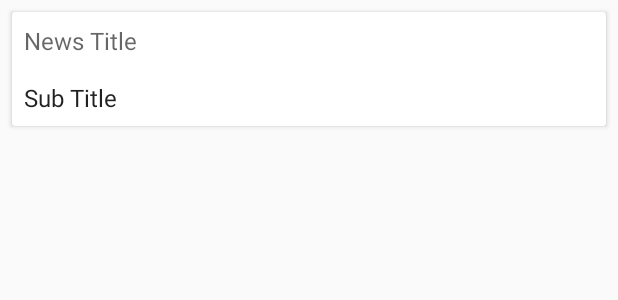
After one commit to naaddiim/Pemrograman-Aplikasi-Bergerak, an Android app: the layout list_item.xml on its own in the app's theme, with its tools: preview values and no code run, on a phone screen of 412 x 824 dp. The commit adds this screen. Shown: the top 300 px of the screen. Run offline under Robolectric (Android 15) with nearby library versions, the phone set to English and light mode, and no system bars.

Commit message:
Tugas-P19-20

```diff
--- a/SportCardExample/app/src/main/AndroidManifest.xml
+++ b/SportCardExample/app/src/main/AndroidManifest.xml
@@ -8,7 +8,7 @@
         android:label="@string/app_name"
         android:roundIcon="@mipmap/ic_launcher_round"
         android:supportsRtl="true"
-        android:theme="@style/Theme.SportCardExample">
+        android:theme="@style/AppTheme">
         <activity
             android:name=".MainActivity"
             android:exported="true">
--- /dev/null
+++ b/SportCardExample/app/src/main/res/layout/list_item.xml
@@ -0,0 +1,52 @@
+<?xml version="1.0" encoding="utf-8"?>
+<androidx.cardview.widget.CardView xmlns:android="http://schemas.android.com/apk/res/android"
+    android:layout_height="wrap_content"
+    android:layout_width="match_parent"
+    xmlns:tools="http://schemas.android.com/tools"
+    android:layout_margin="8dp">
+
+    <RelativeLayout
+        android:layout_width="match_parent"
+        android:layout_height="wrap_content">
+
+        <ImageView
+            android:id="@+id/ivSport"
+            android:layout_width="match_parent"
+            android:layout_height="wrap_content"
+            android:adjustViewBounds="true"
+            />
+
+        <TextView
+            android:id="@+id/tvTitle"
+            android:layout_width="wrap_content"
+            android:layout_height="wrap_content"
+            android:padding="8dp"
+            android:layout_alignBottom="@id/ivSport"
+            android:theme="@style/ThemeOverlay.AppCompat.Dark"
+            style="@style/TextAppearance.AppCompat.Headline"
+            tools:text="Title"
+            />
+
+        <TextView
+            android:id="@+id/tvNewsTitle"
+            android:layout_width="wrap_content"
+            android:layout_height="wrap_content"
+            android:layout_below="@id/ivSport"
+            android:textColor="?android:textColorSecondary"
+            tools:text="News Title"
+            android:padding="8dp"
+            style="@style/TextAppearance.AppCompat.Subhead"
+            />
+
+        <TextView
+            android:id="@+id/tvSubTitle"
+            android:layout_width="wrap_content"
+            android:layout_height="wrap_content"
+            android:layout_below="@+id/tvNewsTitle"
+            android:padding="8dp"
+            style="@style/TextAppearance.AppCompat.Subhead"
+            tools:text="Sub Title"/>
+
+    </RelativeLayout>
+
+</androidx.cardview.widget.CardView>
--- a/SportCardExample/app/src/main/res/values/colors.xml
+++ b/SportCardExample/app/src/main/res/values/colors.xml
@@ -1,5 +1,8 @@
 <?xml version="1.0" encoding="utf-8"?>
 <resources>
+    <color name="colorPrimary">#607D8D</color>
+    <color name="colorPrimaryDark">#37474F</color>
+    <color name="colorAccent">#FF6E40</color>
     <color name="purple_200">#FFBB86FC</color>
     <color name="purple_500">#FF6200EE</color>
     <color name="purple_700">#FF3700B3</color>
--- /dev/null
+++ b/SportCardExample/app/src/main/res/values/styles.xml
@@ -0,0 +1,8 @@
+<?xml version="1.0" encoding="utf-8"?>
+<resources>
+    <style name="AppTheme" parent="Theme.AppCompat.Light.DarkActionBar">
+        <item name="colorPrimary">@color/colorPrimary</item>
+        <item name="colorPrimaryDark">@color/colorPrimaryDark</item>
+        <item name="colorAccent">@color/colorAccent</item>
+    </style>
+</resources>
```
Also changed, not shown: SportCardExample/app/src/main/java/com/example/sportcardexample/Sport.java (added, +8 -0 lines), SportCardExample/app/src/main/res/drawable/ic_refresh_24.xml (added, +10 -0 lines), SportCardExample/app/src/main/res/layout/activity_main.xml (+17 -8 lines), SportCardExample/app/src/main/res/drawable/img_badminton.jpg (added), SportCardExample/app/src/main/res/drawable/img_baseball.jpg (added), SportCardExample/app/src/main/res/drawable/img_basketball.jpg (added), SportCardExample/app/src/main/res/drawable/img_bowling.jpg (added), SportCardExample/app/src/main/res/drawable/img_cycling.jpg (added), SportCardExample/app/src/main/res/drawable/img_golf.jpg (added), SportCardExample/app/src/main/res/drawable/img_running.jpg (added), SportCardExample/app/src/main/res/drawable/img_soccer.jpg (added), SportCardExample/app/src/main/res/drawable/img_swimming.jpg (added), SportCardExample/app/src/main/res/drawable/img_tabletennis.jpg (added), SportCardExample/app/src/main/res/drawable/img_tennis.jpg (added).
